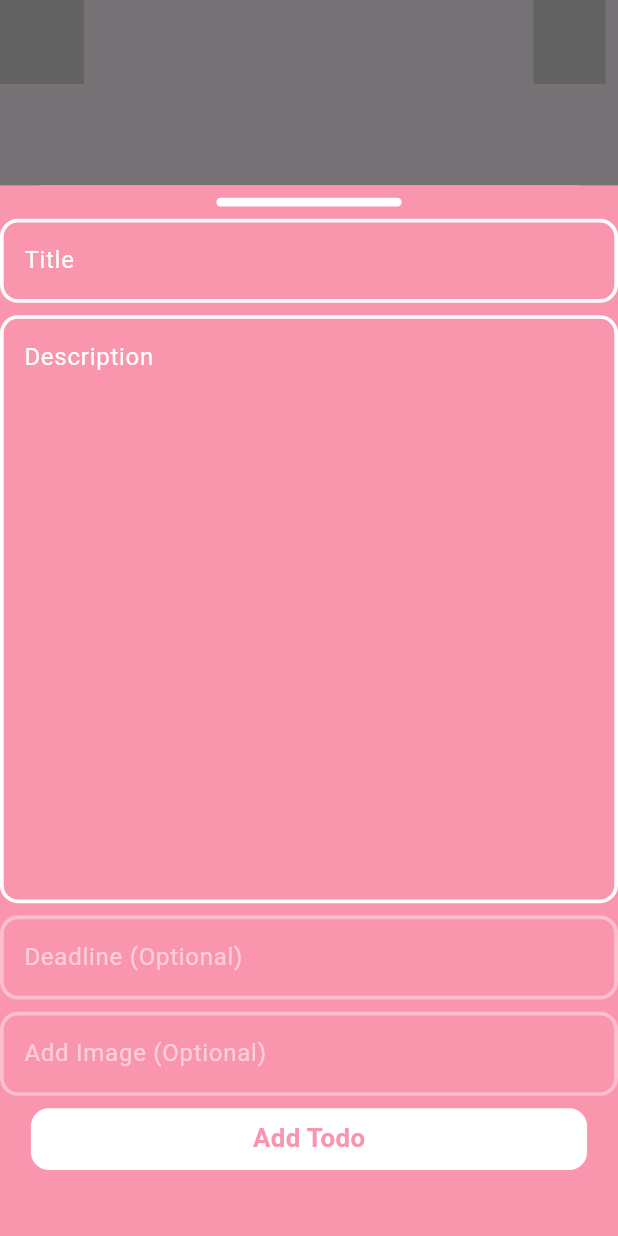
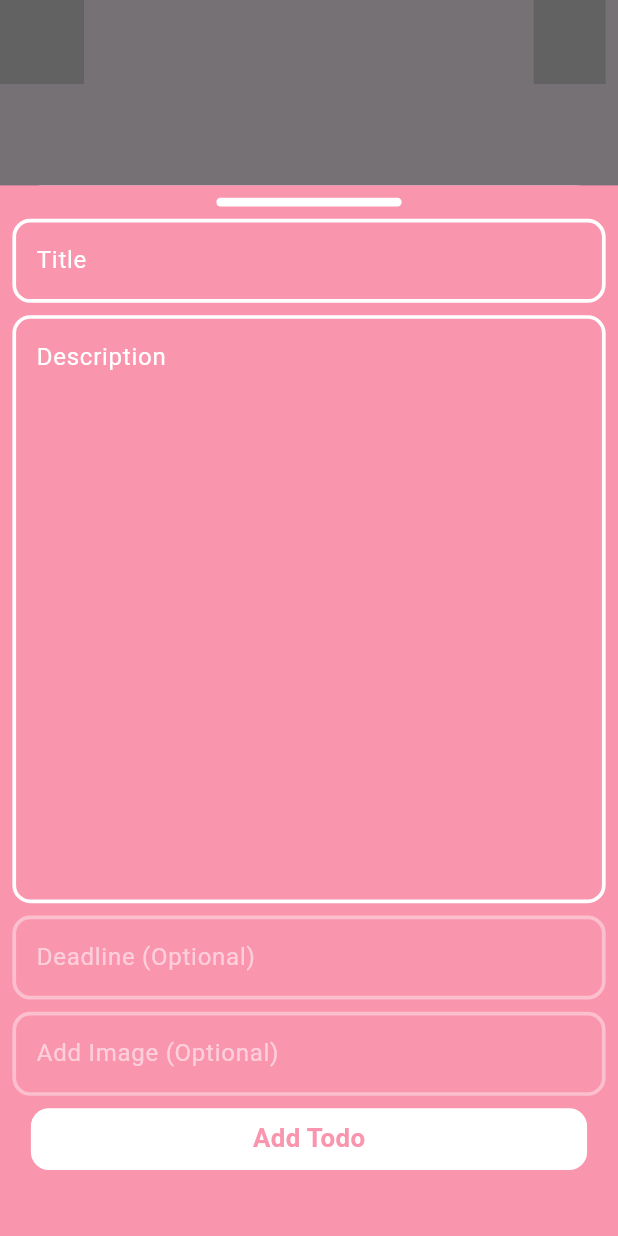
Before and after one commit to MohammedEmadSelim/todo_march26, a Flutter app: the HomeScreen screen opened directly, after a tap on the "add" icon, on a phone screen of 412 x 824 dp. Run offline on Flutter 3.47's test engine with Material 3 defaults, Android fonts, the phone set to English and light mode, and no system bars; our stand-ins replace easy_localization, flutter_svg, sizer.

Commit message:
home screen

```diff
--- a/lib/features/home_screen/presentation/ui_screens/home_screen.dart
+++ b/lib/features/home_screen/presentation/ui_screens/home_screen.dart
@@ -91,6 +91,7 @@ class HomeScreen extends StatelessWidget {
             isScrollControlled: true,
             context: context,
             builder: (context) => Container(
+              padding: EdgeInsets.symmetric(horizontal: 2.w),
               height: 85.h,
               width: 100.w,
               decoration: BoxDecoration(color: AppColors.secondaryPink),
--- a/lib/main.dart
+++ b/lib/main.dart
@@ -33,7 +33,7 @@ class MyApp extends StatelessWidget {
         supportedLocales: context.supportedLocales,
         locale: context.locale,
         title: 'Todo App',
-        home: const SplashScreen(),
+        home: const HomeScreen(),
       ),
     );
   }
```
